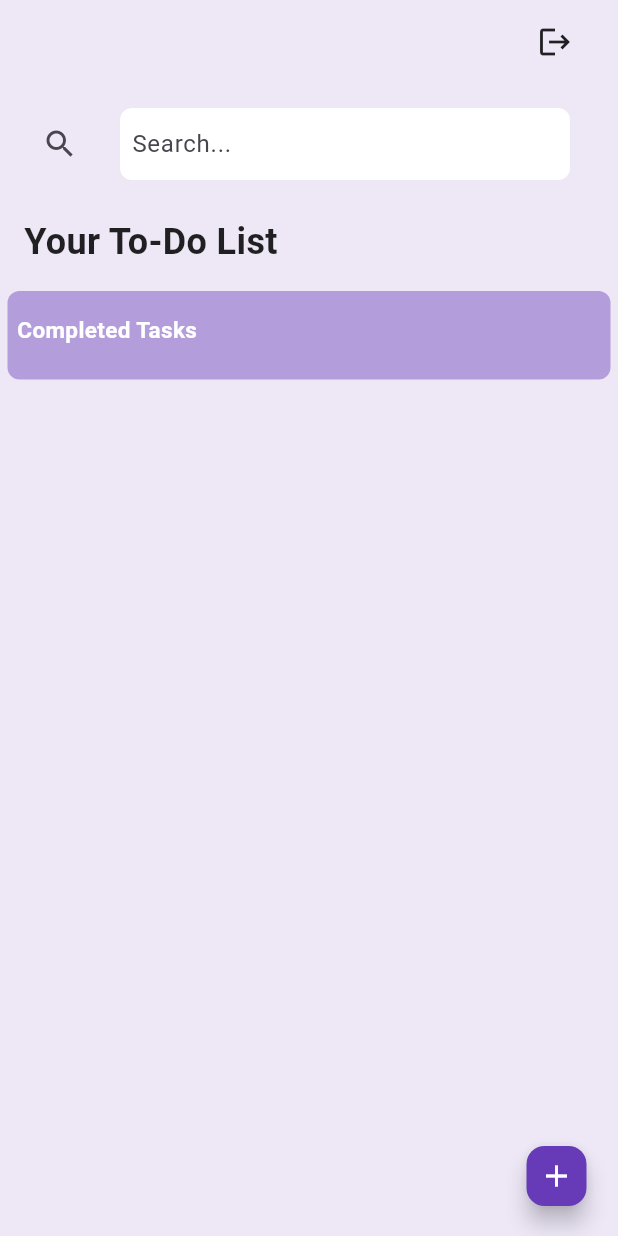
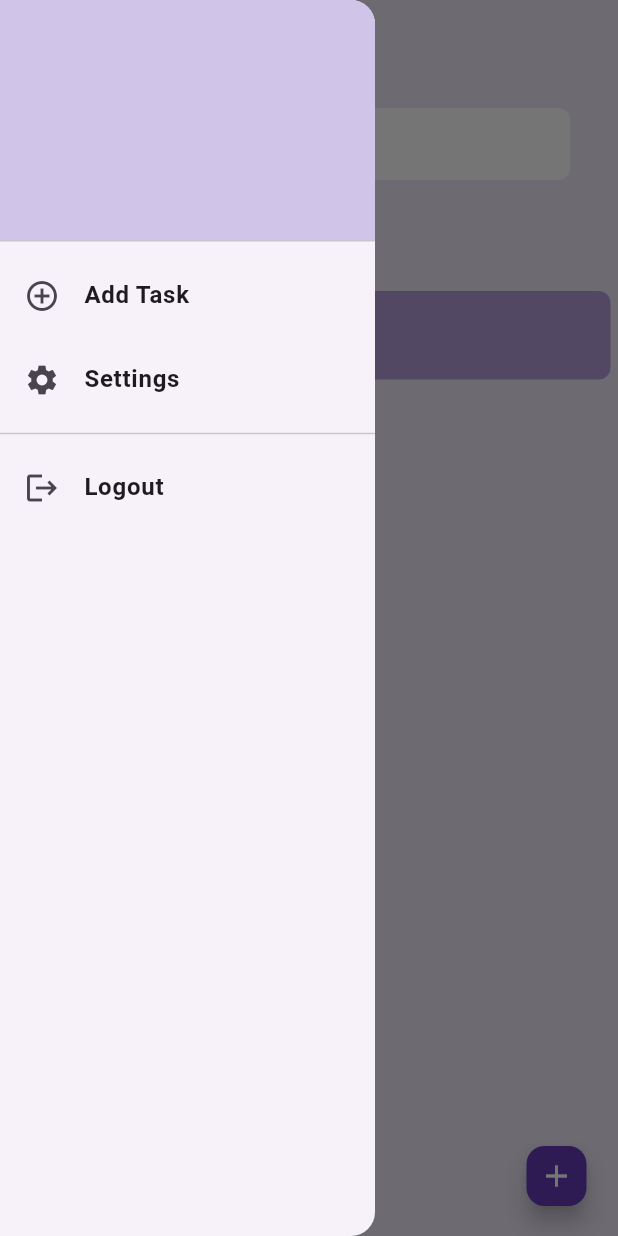
Before and after one commit to yassinelogtari/flutter-todo-list, a Flutter app: the screen it shows once a user with an empty profile is signed in, with the side drawer open (before the commit the screen has no drawer), on a phone screen of 412 x 824 dp. Run offline on Flutter 3.47's test engine with Material 3 defaults, Android fonts, the phone set to English and light mode, and no system bars; our stand-ins replace animated_splash_screen, cloud_firestore, firebase_auth, firebase_core, google_fonts, lottie; accounts and stored records are empty.

Commit message:
appIcon and Drawer

```diff
--- a/lib/screen/home.dart
+++ b/lib/screen/home.dart
@@ -3,6 +3,7 @@ import 'package:flutter/material.dart';
 import 'package:flutter_to_do_list/const/colors.dart';
 import 'package:flutter_to_do_list/screen/add_note_screen.dart';
 import 'package:flutter_to_do_list/widgets/stream_note.dart';
+import 'SettingsScreen.dart';
 import 'login.dart';
 
 class Home_Screen extends StatefulWidget {
@@ -23,20 +24,77 @@ class _Home_ScreenState extends State<Home_Screen> {
         backgroundColor: Colors.deepPurple.shade50,
         elevation: 0,
         actions: [
-          Padding(
-            padding: const EdgeInsets.only(right: 18.0),
-            child: IconButton(
-              onPressed: () async {
+        ],
+      ),
+      drawer: Drawer(
+        width: 250,
+        child: ListView(
+          padding: EdgeInsets.zero,
+          children: [
+            DrawerHeader(
+              decoration: BoxDecoration(
+                color: Colors.deepPurple.shade100,
+              ),
+              child: Text(
+                '',
+                style: TextStyle(
+                  color: Colors.white,
+                  fontSize: 24,
+                ),
+              ),
+            ),
+            ListTile(
+              leading: Icon(Icons.add_circle_outline), // Add icon to the item
+              title: Text(
+                'Add Task',
+                style: TextStyle(
+                  fontSize: 16,
+                  fontWeight: FontWeight.bold,
+                ),
+              ),
+              onTap: () {
+                Navigator.of(context).push(MaterialPageRoute(
+                  builder: (context) => Add_creen(),
+                ));
+              },
+            ),
+            ListTile(
+              leading: Icon(Icons.settings), // Add icon to the item
+              title: Text(
+                'Settings',
+                style: TextStyle(
+                  fontSize: 16,
+                  fontWeight: FontWeight.bold,
+                ),
+              ),
+              onTap: () {
+                Navigator.push(
+                  context,
+                  MaterialPageRoute(builder: (context) => SettingsScreen()),
+                );
+              },
+            ),
+            Divider(), // Add a divider for visual separation
+            ListTile(
+              leading: Icon(Icons.logout), // Add logout icon
+              title: Text(
+                'Logout',
+                style: TextStyle(
+                  fontSize: 16,
+                  fontWeight: FontWeight.bold,
+                ),
+              ),
+              onTap: () async {
                 await FirebaseAuth.instance.signOut();
                 Navigator.pushNamed(context, "LogIN_Screen");
               },
-              icon: Icon(Icons.logout),
-              color: Colors.black87,
             ),
-          ),
-        ],
+          ],
+        ),
       ),
-      body: SingleChildScrollView( // Wrap your Column with SingleChildScrollView
+
+
+      body: SingleChildScrollView(
         child: Column(
           crossAxisAlignment: CrossAxisAlignment.start,
           children: [
@@ -137,7 +195,7 @@ class _Home_ScreenState extends State<Home_Screen> {
             ));
           },
           backgroundColor: Colors.deepPurple,
-          mini: true, // Set mini property to true to make the button smaller
+          mini: true,
           child: Icon(Icons.add, color: Colors.white),
         ),
       ),
--- a/lib/screen/login.dart
+++ b/lib/screen/login.dart
@@ -101,6 +101,9 @@ class _LogIN_ScreenState extends State<LogIN_Screen> {
                             enabledBorder: OutlineInputBorder(
                               borderRadius: BorderRadius.circular(10),
                               borderSide: BorderSide(color: Colors.grey),
+                            ),
+                            focusedBorder: OutlineInputBorder(
+                              borderRadius: BorderRadius.circular(10),
                             ),
                             errorText: _emailError,
                           ),
```
Also changed, not shown: lib/screen/SettingsScreen.dart (added, +44 -0 lines), images/5.png (added), 5 other files.
